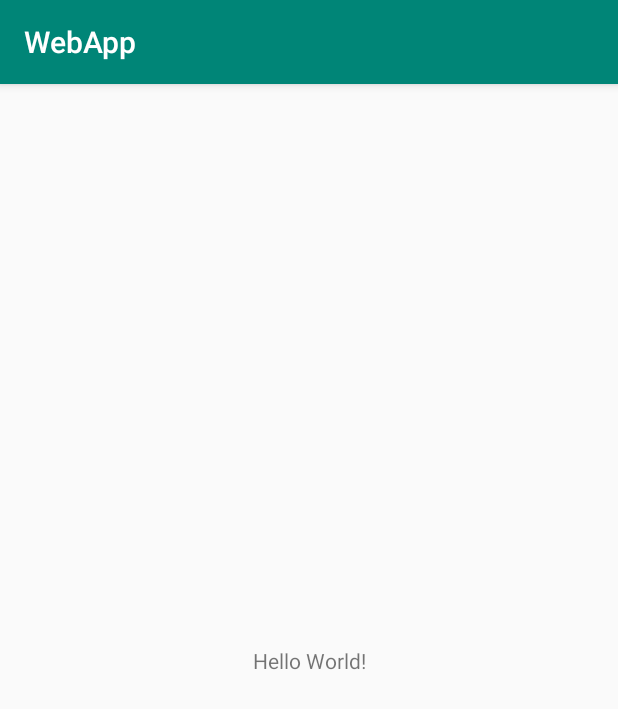
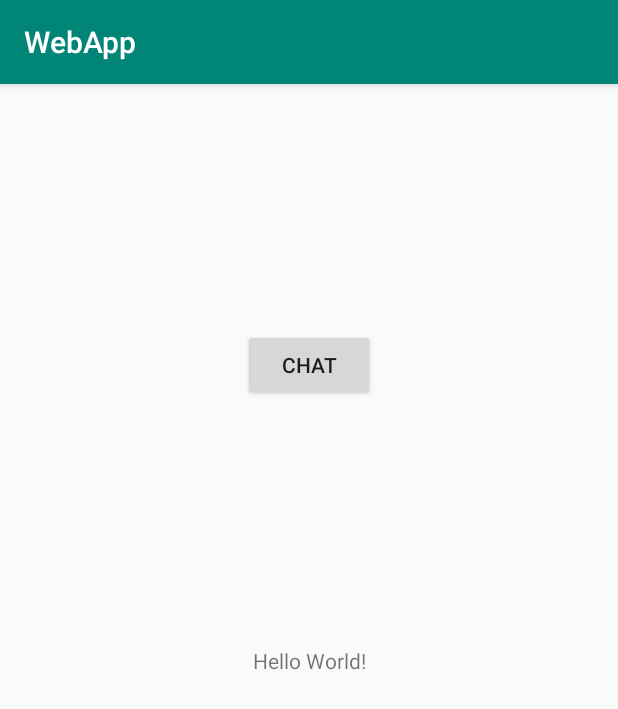
Before and after one commit to NSuprotivniy/yet_another_messanger, an Android app: the screen it shows after launch (MainActivity), on a phone screen of 412 x 824 dp. Shown: the top 709 px of the screen. Run offline under Robolectric (Android 15) with nearby library versions, the phone set to English and light mode, and no system bars; our stand-ins replace Volley.

Commit message:
Создано базовое андроид приложение, посылающее GET запрос на сервер

```diff
--- a/androidapp/app/build.gradle
+++ b/androidapp/app/build.gradle
@@ -22,6 +22,7 @@ dependencies {
     implementation fileTree(dir: 'libs', include: ['*.jar'])
     implementation 'com.android.support:appcompat-v7:28.0.0'
     implementation 'com.android.support.constraint:constraint-layout:1.1.3'
+    implementation 'com.android.volley:volley:1.1.1'
     testImplementation 'junit:junit:4.12'
     androidTestImplementation 'com.android.support.test:runner:1.0.2'
     androidTestImplementation 'com.android.support.test.espresso:espresso-core:3.0.2'
--- a/androidapp/app/src/main/AndroidManifest.xml
+++ b/androidapp/app/src/main/AndroidManifest.xml
@@ -1,7 +1,7 @@
 <?xml version="1.0" encoding="utf-8"?>
 <manifest xmlns:android="http://schemas.android.com/apk/res/android"
     package="com.example.webapp" >
-
+    <uses-permission android:name="android.permission.INTERNET"/>
     <application
         android:allowBackup="true"
         android:icon="@mipmap/ic_launcher"
--- a/androidapp/app/src/main/res/layout/activity_main.xml
+++ b/androidapp/app/src/main/res/layout/activity_main.xml
@@ -8,6 +8,7 @@
     tools:context=".MainActivity">
 
     <TextView
+        android:id="@+id/textView"
         android:layout_width="wrap_content"
         android:layout_height="wrap_content"
         android:text="Hello World!"
@@ -16,4 +17,18 @@
         app:layout_constraintRight_toRightOf="parent"
         app:layout_constraintTop_toTopOf="parent" />
 
+    <Button
+        android:id="@+id/ChatButton"
+        android:layout_width="wrap_content"
+        android:layout_height="wrap_content"
+        android:layout_marginStart="162dp"
+        android:layout_marginTop="154dp"
+        android:layout_marginEnd="162dp"
+        android:layout_marginBottom="154dp"
+        android:text="Chat"
+        app:layout_constraintBottom_toTopOf="@+id/textView"
+        app:layout_constraintEnd_toEndOf="parent"
+        app:layout_constraintStart_toStartOf="parent"
+        app:layout_constraintTop_toTopOf="parent" />
+
 </android.support.constraint.ConstraintLayout>
```
Also changed, not shown: androidapp/app/src/main/java/com/example/webapp/MainActivity.java (+101 -1 lines).
